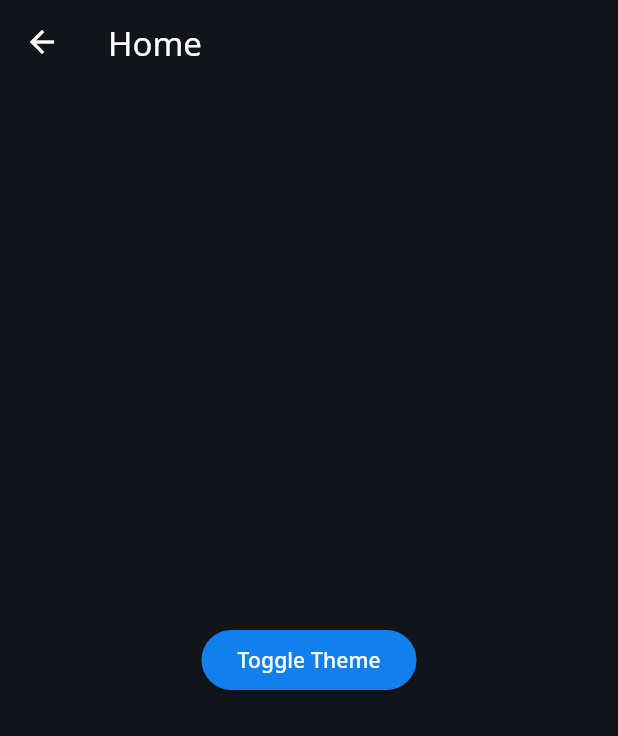
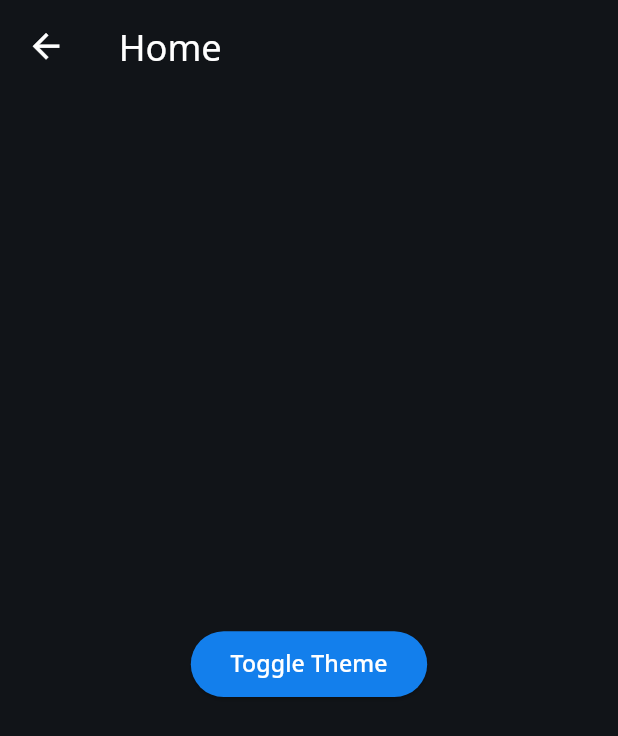
Before and after one commit to Venomexeno/phony, a Flutter app: the HomeScreen screen opened directly, after a tap on "Toggle Theme", on a phone screen of 412 x 824 dp. Shown: the top 736 px of the screen. Run offline on Flutter 3.47's test engine with Material 3 defaults, Android fonts, the light colour scheme and no system bars; our stand-ins replace dartz, device_preview, dio, equatable, flutter_bloc, flutter_dotenv and 5 more.

Commit message:
Update dependencies, integrate device_preview and responsive_framework, and refactor theme management to use AppThemeCubit.

```diff
--- a/lib/app/phony_app.dart
+++ b/lib/app/phony_app.dart
@@ -1,10 +1,11 @@
 import 'package:flutter/material.dart';
 import 'package:flutter_bloc/flutter_bloc.dart';
+import 'package:responsive_framework/responsive_framework.dart';
 
 import '../core/di/service_locator.dart';
 import '../core/style/app_theme.dart';
 import '../core/widgets/main_layout_widget/main_layout_widget.dart';
-import '../dependencies/app_theme/get_app_theme/get_app_theme_cubit.dart';
+import '../dependencies/app_theme_cubit/app_theme_cubit.dart';
 import 'environment_type.dart';
 
 class PhonyApp extends StatelessWidget {
@@ -17,13 +18,14 @@ class PhonyApp extends StatelessWidget {
 
   @override
   Widget build(BuildContext context) {
-    return BlocProvider<GetAppThemeCubit>(
-      create: (context) => sl<GetAppThemeCubit>(),
-      child: BlocBuilder<GetAppThemeCubit, bool>(
+    return BlocProvider<AppThemeCubit>(
+      create: (context) => sl<AppThemeCubit>(),
+      child: BlocBuilder<AppThemeCubit, bool>(
         builder: (context, isDark) {
           return MaterialApp(
             debugShowCheckedModeBanner: false,
             theme: isDark ? AppTheme.darkTheme : AppTheme.lightTheme,
+            builder: _builder,
             title: 'Phony',
             home: MainLayoutWidget(),
           );
@@ -31,4 +33,34 @@ class PhonyApp extends StatelessWidget {
       ),
     );
   }
+
+  Widget _builder(context, child) {
+    return ResponsiveBreakpoints.builder(
+      breakpoints: _breakpoints,
+      child: Builder(
+        builder: (context) {
+          return ResponsiveScaledBox(
+            width: ResponsiveValue<double>(
+              context,
+              conditionalValues: [
+                const Condition.between(start: 0, end: 450, value: 375),
+                const Condition.between(start: 450, end: 800, value: 500),
+                const Condition.between(start: 800, end: 1100, value: 600),
+                const Condition.between(start: 1100, end: 1400, value: 680),
+                const Condition.between(start: 1400, end: 9999, value: 900),
+              ],
+            ).value,
+            child: child!,
+          );
+        },
+      ),
+    );
+  }
+
+  List<Breakpoint> get _breakpoints => [
+    const Breakpoint(start: 0, end: 450, name: MOBILE),
+    const Breakpoint(start: 451, end: 800, name: TABLET),
+    const Breakpoint(start: 801, end: 1920, name: DESKTOP),
+    const Breakpoint(start: 1921, end: double.infinity, name: '4K'),
+  ];
 }
--- a/lib/core/di/cubits_locator.dart
+++ b/lib/core/di/cubits_locator.dart
@@ -1,5 +1,5 @@
 part of 'service_locator.dart';
 
 void _initCubits() {
-  sl.registerFactory<GetAppThemeCubit>(() => GetAppThemeCubit());
+  sl.registerFactory<AppThemeCubit>(() => AppThemeCubit());
 }
--- a/lib/core/di/service_locator.dart
+++ b/lib/core/di/service_locator.dart
@@ -1,7 +1,7 @@
 import 'package:get_it/get_it.dart';
 import 'package:internet_connection_checker/internet_connection_checker.dart';
 
-import '../../dependencies/app_theme/get_app_theme/get_app_theme_cubit.dart';
+import '../../dependencies/app_theme_cubit/app_theme_cubit.dart';
 import '../helpers/network_connection_helper/internet_connection_checker_helper.dart';
 import '../helpers/network_connection_helper/network_connection_helper.dart';
 
--- a/lib/core/style/app_text_styles.dart
+++ b/lib/core/style/app_text_styles.dart
@@ -1,7 +1,7 @@
 import 'package:flutter/material.dart';
 import 'package:google_fonts/google_fonts.dart';
 
-import '../../dependencies/app_theme/get_app_theme/get_app_theme_cubit.dart';
+import '../../dependencies/app_theme_cubit/app_theme_cubit.dart';
 import 'app_colors.dart';
 
 abstract class AppTextStyles {
@@ -185,7 +185,7 @@ abstract class AppTextStyles {
   static Color _getTextColor({
     Color light = AppColors.light,
     Color dark = AppColors.color1F2937,
-  }) => GetAppThemeCubit.isDark ? dark : light;
+  }) => AppThemeCubit.isDark ? dark : light;
 }
 
 TextStyle _textStyle({
--- a/lib/core/widgets/main_layout_widget/main_layout_nav_bar.dart
+++ b/lib/core/widgets/main_layout_widget/main_layout_nav_bar.dart
@@ -101,7 +101,7 @@ class _MainLayoutNavBarState extends State<_MainLayoutNavBar> with SingleTickerP
     );
   }
 
-  Color get bottomNavBarColor => GetAppThemeCubit.isDark ? AppColors.dark : AppColors.light;
+  Color get bottomNavBarColor => AppThemeCubit.isDark ? AppColors.dark : AppColors.light;
 
   EdgeInsets _padding(double dotSize) => EdgeInsets.only(top: 12 + dotSize, bottom: 12);
 }
--- a/lib/core/widgets/main_layout_widget/main_layout_widget.dart
+++ b/lib/core/widgets/main_layout_widget/main_layout_widget.dart
@@ -2,8 +2,7 @@ import 'dart:io';
 
 import 'package:flutter/material.dart';
 
-
-import '../../../dependencies/app_theme/get_app_theme/get_app_theme_cubit.dart';
+import '../../../dependencies/app_theme_cubit/app_theme_cubit.dart';
 import '../../../features/home/view/screens/home_screen.dart';
 import '../../models/main_layout_item.dart';
 import '../../style/app_colors.dart';
--- a/lib/core/widgets/main_layout_widget/nav_bar_item_widget.dart
+++ b/lib/core/widgets/main_layout_widget/nav_bar_item_widget.dart
@@ -1,5 +1,5 @@
 import 'package:flutter/material.dart';
-import '../../../dependencies/app_theme/get_app_theme/get_app_theme_cubit.dart';
+import '../../../dependencies/app_theme_cubit/app_theme_cubit.dart';
 import '../../models/main_layout_item.dart';
 import '../../style/app_colors.dart';
 import '../../style/app_text_styles.dart';
@@ -43,7 +43,7 @@ class NavBarItemWidget extends StatelessWidget {
     );
   }
 
-  Color get _iconColor => GetAppThemeCubit.isDark
+  Color get _iconColor => AppThemeCubit.isDark
       ? isSelected
             ? AppColors.light
             : AppColors.color6B7280
--- a/lib/dependencies/app_theme/get_app_theme/get_app_theme_cubit.dart
+++ b/lib/dependencies/app_theme_cubit/app_theme_cubit.dart
@@ -1,9 +1,9 @@
 import 'package:hydrated_bloc/hydrated_bloc.dart';
 
-import '../../../core/di/cubit/custom_cubit.dart';
+import '../../core/di/cubit/custom_cubit.dart';
 
-class GetAppThemeCubit extends CustomCubit<bool> with HydratedMixin {
-  GetAppThemeCubit() : super(false) {
+class AppThemeCubit extends CustomCubit<bool> with HydratedMixin {
+  AppThemeCubit() : super(false) {
     hydrate();
   }
 
--- a/lib/features/home/view/widgets/home_screen_body.dart
+++ b/lib/features/home/view/widgets/home_screen_body.dart
@@ -1,7 +1,7 @@
 import 'package:flutter/material.dart';
 import 'package:flutter_bloc/flutter_bloc.dart';
 
-import '../../../../dependencies/app_theme/get_app_theme/get_app_theme_cubit.dart';
+import '../../../../dependencies/app_theme_cubit/app_theme_cubit.dart';
 
 class HomeScreenBody extends StatelessWidget {
   const HomeScreenBody({super.key});
@@ -10,11 +10,9 @@ class HomeScreenBody extends StatelessWidget {
   Widget build(BuildContext context) {
     return Center(
       child: ElevatedButton(
-        onPressed: () => context.read<GetAppThemeCubit>().toggleTheme(),
-        child:  Text(
+        onPressed: () => context.read<AppThemeCubit>().toggleTheme(),
+        child: const Text(
           'Toggle Theme',
-          style: TextStyle(
-          ),
         ),
       ),
     );
--- a/pubspec.yaml
+++ b/pubspec.yaml
@@ -44,6 +44,9 @@ dependencies:
   hydrated_bloc: ^10.1.1
   path_provider: ^2.1.5
   google_fonts: ^6.3.1
+  device_preview: ^1.3.1
+  responsive_framework: ^1.5.1
+
 
 dev_dependencies:
   flutter_test:
```
Also changed, not shown: lib/core/models/detailed_device.dart (added, +14 -0 lines), lib/core/models/device.dart (added, +18 -0 lines), lib/core/models/device_detailed_spec.dart (added, +26 -0 lines), lib/core/models/device_interface.dart (added, +20 -0 lines), lib/core/models/device_quick_spec.dart (added, +21 -0 lines), lib/core/widgets/custom_list_view.dart (added, +40 -0 lines), lib/main_development.dart (+9 -1 lines), pubspec.lock, 1 other file.
